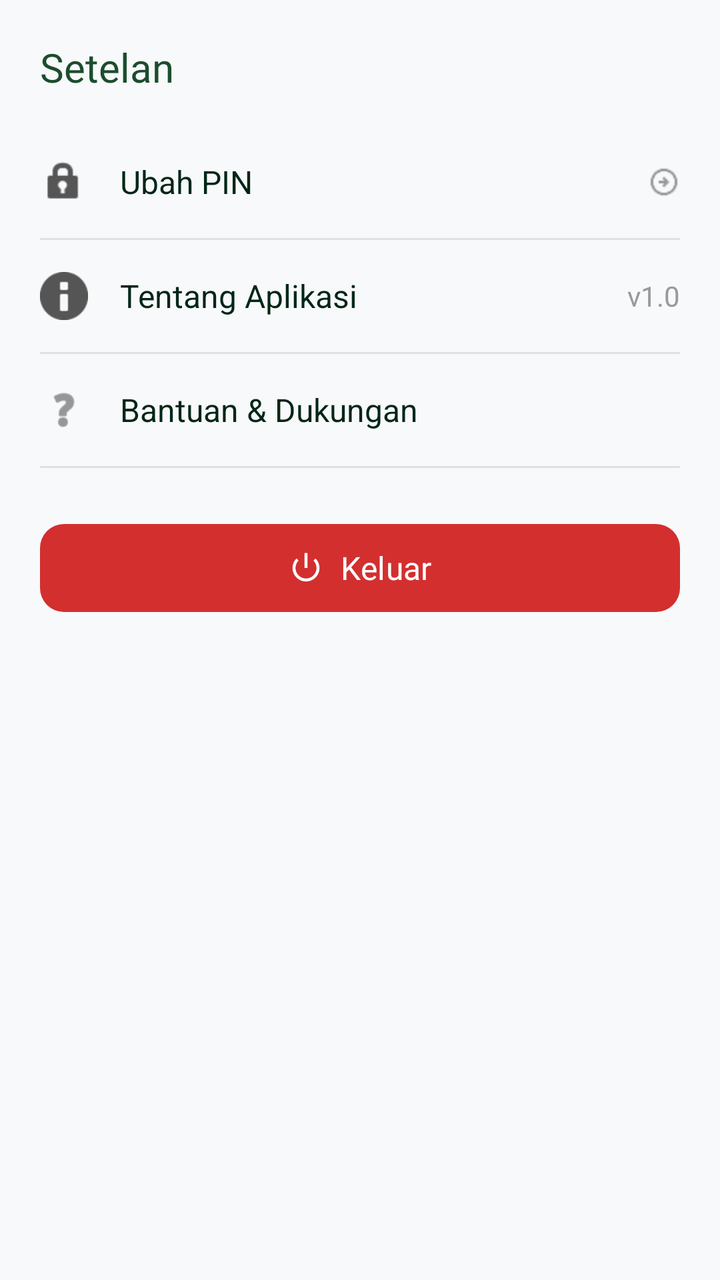
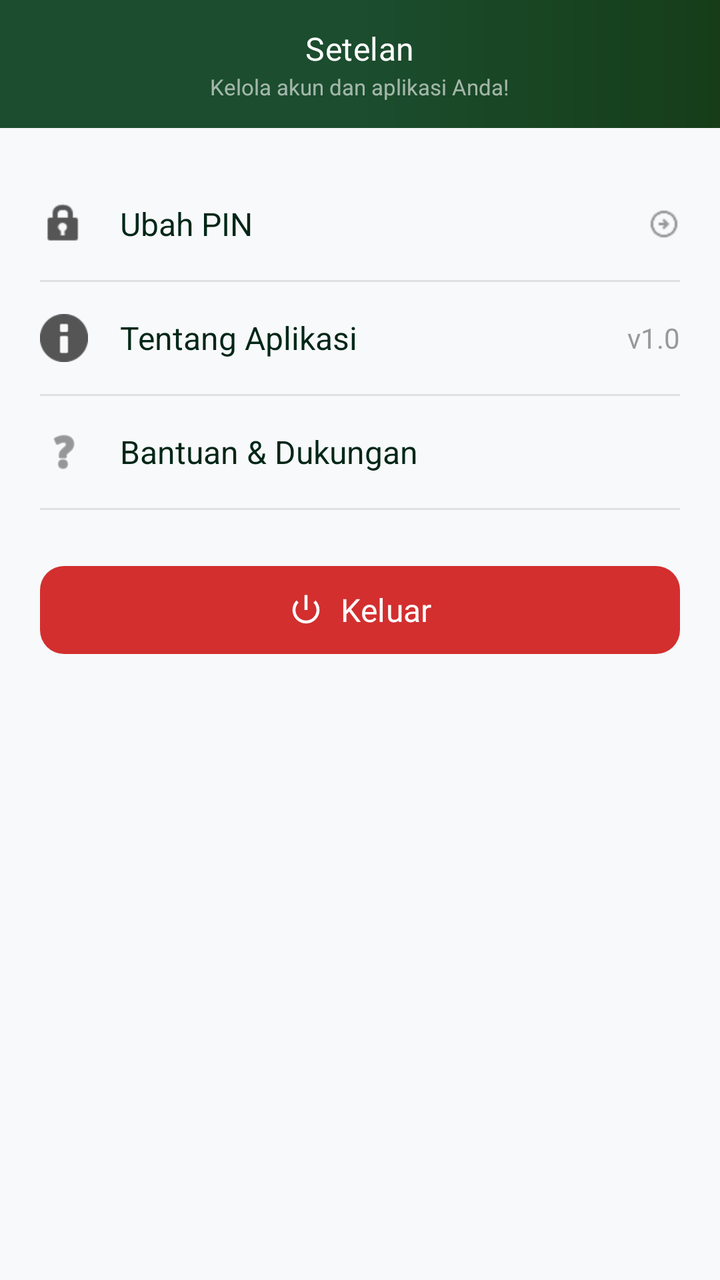

Screens rendered from an Android XML layout before and after an edit, with the pre-edit source and the edit as a unified diff.
<!-- AndroidManifest.xml: application theme Theme.Notasawit -->
<!-- res/layout/fragment_setelan.xml -->
<?xml version="1.0" encoding="utf-8"?>
<LinearLayout xmlns:android="http://schemas.android.com/apk/res/android"
    xmlns:app="http://schemas.android.com/apk/res-auto"
    android:layout_width="match_parent"
    android:layout_height="match_parent"
    android:background="#F8F9FA"
    android:orientation="vertical"
    android:padding="20dp">

    <TextView
        android:layout_width="match_parent"
        android:layout_height="wrap_content"
        android:layout_marginBottom="16dp"
        android:text="Setelan"
        android:textColor="#1B4D2E"
        android:textSize="20sp"
        android:fontFamily="@font/poppins_bold" />

    
    <LinearLayout
        android:id="@+id/btnUbahPassword"
        android:layout_width="match_parent"
        android:layout_height="wrap_content"
        android:background="?attr/selectableItemBackground"
        android:clickable="true"
        android:focusable="true"
        android:gravity="center_vertical"
        android:orientation="horizontal"
        android:paddingVertical="16dp">

        <ImageView
            android:layout_width="24dp"
            android:layout_height="24dp"
            android:src="@android:drawable/ic_lock_idle_lock"
            app:tint="#555555" />

        <TextView
            android:layout_width="0dp"
            android:layout_height="wrap_content"
            android:layout_marginStart="16dp"
            android:layout_weight="1"
            android:text="Ubah PIN"
            android:textColor="#002617"
            android:textSize="16sp" />

        <ImageView
            android:layout_width="16dp"
            android:layout_height="16dp"
            android:src="@drawable/ic_arrow_left"
            android:rotation="180"
            app:tint="#999999" />
    </LinearLayout>

    <View
        android:layout_width="match_parent"
        android:layout_height="1dp"
        android:background="#E0E0E0" />

    
    <LinearLayout
        android:id="@+id/btnTentang"
        android:layout_width="match_parent"
        android:layout_height="wrap_content"
        android:background="?attr/selectableItemBackground"
        android:clickable="true"
        android:focusable="true"
        android:gravity="center_vertical"
        android:orientation="horizontal"
        android:paddingVertical="16dp">

        <ImageView
            android:layout_width="24dp"
            android:layout_height="24dp"
            android:src="@android:drawable/ic_dialog_info"
            app:tint="#555555" />

        <TextView
            android:layout_width="0dp"
            android:layout_height="wrap_content"
            android:layout_marginStart="16dp"
            android:layout_weight="1"
            android:text="Tentang Aplikasi"
            android:textColor="#002617"
            android:textSize="16sp" />

        <TextView
            android:layout_width="wrap_content"
            android:layout_height="wrap_content"
            android:text="v1.0"
            android:textColor="#999999"
            android:textSize="14sp" />
    </LinearLayout>

    <View
        android:layout_width="match_parent"
        android:layout_height="1dp"
        android:background="#E0E0E0" />

    
    <LinearLayout
        android:id="@+id/btnBantuan"
        android:layout_width="match_parent"
        android:layout_height="wrap_content"
        android:background="?attr/selectableItemBackground"
        android:clickable="true"
        android:focusable="true"
        android:gravity="center_vertical"
        android:orientation="horizontal"
        android:paddingVertical="16dp">

        <ImageView
            android:layout_width="24dp"
            android:layout_height="24dp"
            android:src="@android:drawable/ic_menu_help"
            app:tint="#555555" />

        <TextView
            android:layout_width="0dp"
            android:layout_height="wrap_content"
            android:layout_marginStart="16dp"
            android:layout_weight="1"
            android:text="Bantuan &amp; Dukungan"
            android:textColor="#002617"
            android:textSize="16sp" />
    </LinearLayout>

    <View
        android:layout_width="match_parent"
        android:layout_height="1dp"
        android:layout_marginBottom="24dp"
        android:background="#E0E0E0" />

    
    <com.google.android.material.button.MaterialButton
        android:id="@+id/btnLogout"
        android:layout_width="match_parent"
        android:layout_height="52dp"
        android:text="Keluar"
        android:textAllCaps="false"
        android:textColor="#FFFFFF"
        android:textSize="16sp"
        android:fontFamily="@font/poppins_bold"
        app:backgroundTint="#D32F2F"
        app:cornerRadius="12dp"
        app:icon="@android:drawable/ic_lock_power_off"
        app:iconGravity="textStart"
        app:iconTint="#FFFFFF" />

</LinearLayout>
<!-- resources referenced by this layout -->
<resources>
  <!-- drawable ic_arrow_left: png bitmap (drawable, 666 bytes) -->
  <style name="Theme.Notasawit" parent="Base.Theme.Notasawit" />
  <style name="Base.Theme.Notasawit" parent="Theme.Material3.Light.NoActionBar">
          
          <item name="colorPrimary">@color/primary</item>
          <item name="colorSecondary">@color/secondary</item>
          <item name="colorTertiary">@color/tertiary</item>
          <item name="android:statusBarColor">@color/white</item>
          <item name="android:windowLightStatusBar">true</item>
          
          <item name="elevationOverlayEnabled">false</item>
          <item name="colorSurface">@color/white</item>
          
          <item name="colorControlNormal">@color/tertiary</item>
          <item name="colorControlActivated">@color/primary</item>
      </style>
  <color name="primary">#1B4D2E</color>
  <color name="secondary">#D4AF37</color>
  <color name="tertiary">#002617</color>
  <color name="white">#FFFFFFFF</color>
</resources>

<!-- the commit's change to res/layout/fragment_setelan.xml (unified diff, before → after) -->
@@ -4,17 +4,51 @@
     android:layout_width="match_parent"
     android:layout_height="match_parent"
     android:background="#F8F9FA"
-    android:orientation="vertical"
-    android:padding="20dp">
+    android:orientation="vertical">
 
-    <TextView
+    
+    <LinearLayout
         android:layout_width="match_parent"
-        android:layout_height="wrap_content"
-        android:layout_marginBottom="16dp"
-        android:text="Setelan"
-        android:textColor="#1B4D2E"
-        android:textSize="20sp"
-        android:fontFamily="@font/poppins_bold" />
+        android:layout_height="64dp"
+        android:orientation="horizontal"
+        android:gravity="center_vertical"
+        android:paddingStart="16dp"
+        android:paddingEnd="16dp"
+        android:background="@drawable/bg_toolbar_gradient">
+
+        <LinearLayout
+            android:layout_width="0dp"
+            android:layout_height="wrap_content"
+            android:layout_weight="1"
+            android:orientation="vertical"
+            android:gravity="center_horizontal"
+            android:layout_marginStart="12dp"
+            android:layout_marginEnd="12dp">
+
+            <TextView
+                android:layout_width="wrap_content"
+                android:layout_height="wrap_content"
+                android:text="Setelan"
+                android:textColor="#FFFFFF"
+                android:textSize="16sp"
+                android:fontFamily="@font/poppins_bold"
+                android:letterSpacing="0.01" />
+
+            <TextView
+                android:layout_width="wrap_content"
+                android:layout_height="wrap_content"
+                android:text="Kelola akun dan aplikasi Anda!"
+                android:textColor="#99FFFFFF"
+                android:textSize="11sp"
+                android:layout_marginTop="1dp" />
+        </LinearLayout>
+    </LinearLayout>
+
+    <LinearLayout
+        android:layout_width="match_parent"
+        android:layout_height="match_parent"
+        android:orientation="vertical"
+        android:padding="20dp">
 
     
     <LinearLayout
@@ -146,4 +180,6 @@
         app:iconGravity="textStart"
         app:iconTint="#FFFFFF" />
 
+    </LinearLayout>
+
 </LinearLayout>
<!-- resource entries referenced after the edit -->
@@ -1,5 +1,15 @@
 <!-- resources referenced by this layout -->
 <resources>
+  <!-- drawable bg_toolbar_gradient (drawable) -->
+  <?xml version="1.0" encoding="utf-8"?>
+  <shape xmlns:android="http://schemas.android.com/apk/res/android">
+      <gradient
+          android:type="linear"
+          android:angle="180"
+          android:startColor="#163D18"
+          android:centerColor="#1B4D2E"
+          android:endColor="#1B4D2E" />
+  </shape>
   <!-- drawable ic_arrow_left: png bitmap (drawable, 666 bytes) -->
   <style name="Theme.Notasawit" parent="Base.Theme.Notasawit" />
   <style name="Base.Theme.Notasawit" parent="Theme.Material3.Light.NoActionBar">
